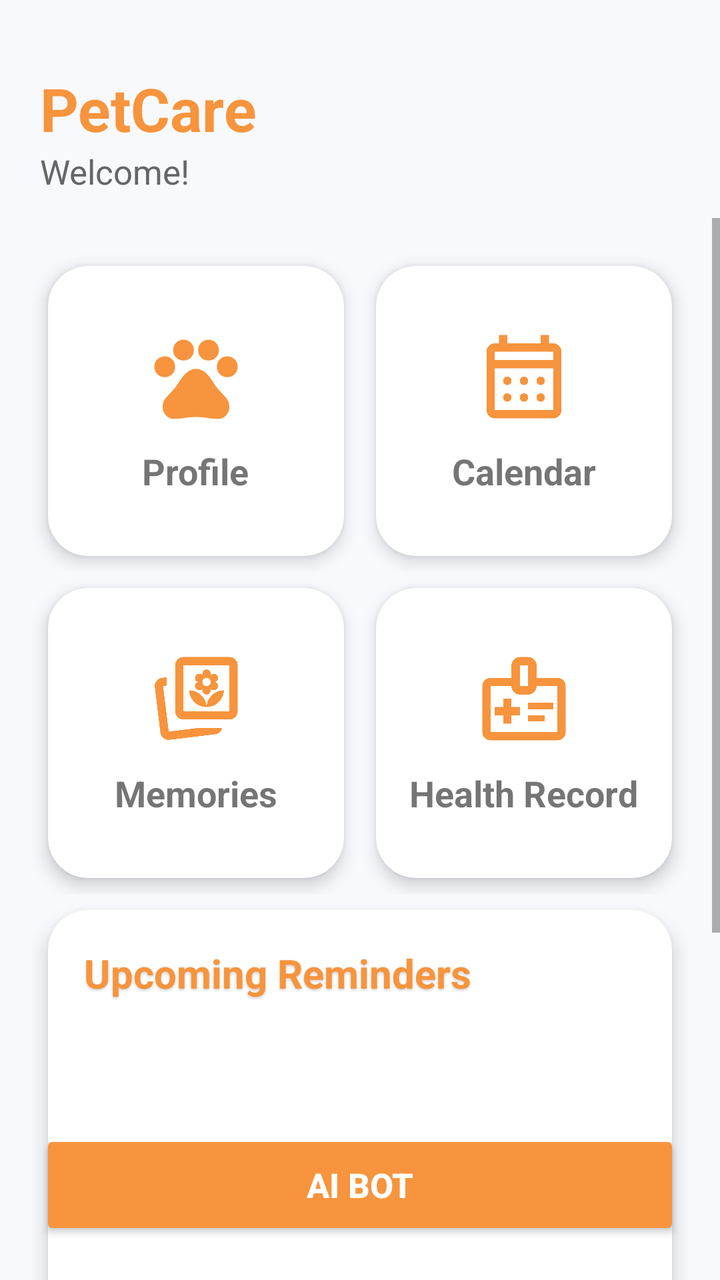
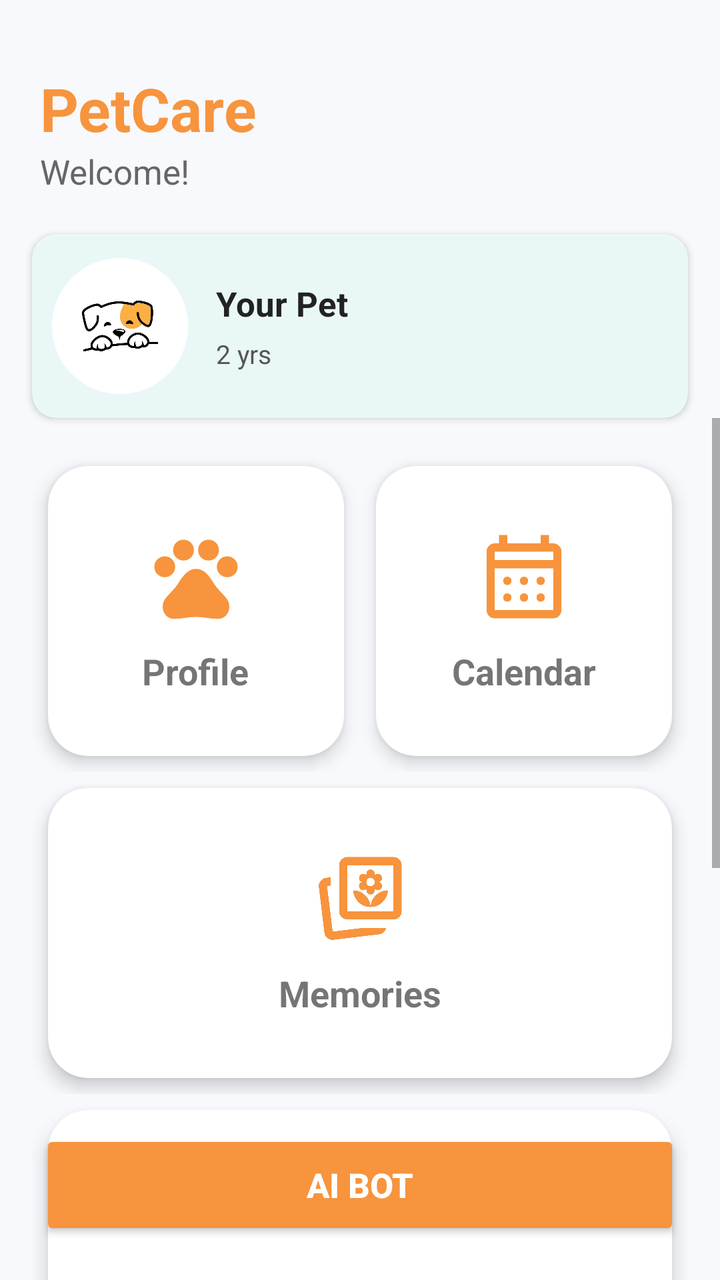

Before-and-after screenshots of an Android layout around one commit, followed by the original layout XML and the change that was made.
<!-- AndroidManifest.xml: application theme Theme.PETCARE -->
<!-- res/layout/home.xml -->
<?xml version="1.0" encoding="utf-8"?>


<androidx.constraintlayout.widget.ConstraintLayout
    xmlns:android="http://schemas.android.com/apk/res/android"
    xmlns:app="http://schemas.android.com/apk/res-auto"
    android:layout_width="match_parent"
    android:layout_height="match_parent"
    android:background="#F7F9FC">

    

    <LinearLayout
        android:id="@+id/header"
        android:layout_width="0dp"
        android:layout_height="wrap_content"
        android:layout_marginTop="22dp"
        android:paddingHorizontal="20dp"
        android:paddingVertical="12dp"
        android:gravity="center_vertical"
        android:orientation="horizontal"
        app:layout_constraintTop_toTopOf="parent"
        app:layout_constraintStart_toStartOf="parent"
        app:layout_constraintEnd_toEndOf="parent">

        <LinearLayout
            android:layout_width="0dp"
            android:layout_height="wrap_content"
            android:layout_weight="1"
            android:orientation="vertical">

            <TextView
                android:layout_width="wrap_content"
                android:layout_height="wrap_content"
                android:text="PetCare"
                android:textColor="#F7943D"
                android:textSize="30sp"
                android:textStyle="bold" />

            <TextView
                android:id="@+id/txtWelcome"
                android:layout_width="wrap_content"
                android:layout_height="wrap_content"
                android:text="Welcome!"
                android:textColor="#666666"
                android:textSize="17sp" />

        </LinearLayout>

    </LinearLayout>


    

    <ScrollView
        android:layout_width="0dp"
        android:layout_height="0dp"
        android:fillViewport="true"
        android:clipToPadding="false"
        android:paddingBottom="85dp"
        app:layout_constraintTop_toBottomOf="@id/header"
        app:layout_constraintBottom_toBottomOf="parent"
        app:layout_constraintStart_toStartOf="parent"
        app:layout_constraintEnd_toEndOf="parent">

        <LinearLayout
            android:layout_width="match_parent"
            android:layout_height="wrap_content"
            android:orientation="vertical"
            android:padding="16dp">


            

            <LinearLayout
                android:layout_width="match_parent"
                android:layout_height="wrap_content"
                android:orientation="horizontal">

                

                <androidx.cardview.widget.CardView
                    android:id="@+id/cardProfile"
                    android:layout_width="0dp"
                    android:layout_height="145dp"
                    android:layout_weight="1"
                    android:layout_margin="8dp"
                    app:cardCornerRadius="20dp"
                    app:cardElevation="5dp">

                    <LinearLayout
                        android:layout_width="match_parent"
                        android:layout_height="match_parent"
                        android:gravity="center"
                        android:orientation="vertical">

                        <ImageView
                            android:layout_width="50dp"
                            android:layout_height="50dp"
                            android:src="@drawable/ic_profile"
                            app:tint="@color/orange" />

                        <TextView
                            android:layout_width="wrap_content"
                            android:layout_height="wrap_content"
                            android:layout_marginTop="10dp"
                            android:text="Profile"
                            android:textSize="18sp"
                            android:textStyle="bold" />

                    </LinearLayout>

                </androidx.cardview.widget.CardView>


                

                <androidx.cardview.widget.CardView
                    android:id="@+id/cardCalendar"
                    android:layout_width="0dp"
                    android:layout_height="145dp"
                    android:layout_weight="1"
                    android:layout_margin="8dp"
                    app:cardCornerRadius="20dp"
                    app:cardElevation="5dp">

                    <LinearLayout
                        android:layout_width="match_parent"
                        android:layout_height="match_parent"
                        android:gravity="center"
                        android:orientation="vertical">

                        <ImageView
                            android:layout_width="50dp"
                            android:layout_height="50dp"
                            android:src="@drawable/ic_calendar"
                            app:tint="@color/orange" />

                        <TextView
                            android:layout_width="wrap_content"
                            android:layout_height="wrap_content"
                            android:layout_marginTop="10dp"
                            android:text="Calendar"
                            android:textSize="18sp"
                            android:textStyle="bold" />

                    </LinearLayout>

                </androidx.cardview.widget.CardView>

            </LinearLayout>


            

            <LinearLayout
                android:layout_width="match_parent"
                android:layout_height="wrap_content"
                android:orientation="horizontal">

                

                <androidx.cardview.widget.CardView
                    android:id="@+id/cardReminder"
                    android:layout_width="0dp"
                    android:layout_height="145dp"
                    android:layout_weight="1"
                    android:layout_margin="8dp"
                    app:cardCornerRadius="20dp"
                    app:cardElevation="5dp">

                    <LinearLayout
                        android:layout_width="match_parent"
                        android:layout_height="match_parent"
                        android:gravity="center"
                        android:orientation="vertical">

                        <ImageView
                            android:layout_width="50dp"
                            android:layout_height="50dp"
                            android:src="@drawable/ic_memories"
                            app:tint="@color/orange" />

                        <TextView
                            android:layout_width="wrap_content"
                            android:layout_height="wrap_content"
                            android:layout_marginTop="10dp"
                            android:text="Memories"
                            android:textSize="18sp"
                            android:textStyle="bold" />

                    </LinearLayout>

                </androidx.cardview.widget.CardView>


                

                <androidx.cardview.widget.CardView
                    android:id="@+id/cardHealth"
                    android:layout_width="0dp"
                    android:layout_height="145dp"
                    android:layout_weight="1"
                    android:layout_margin="8dp"
                    app:cardCornerRadius="20dp"
                    app:cardElevation="5dp">

                    <LinearLayout
                        android:layout_width="match_parent"
                        android:layout_height="match_parent"
                        android:gravity="center"
                        android:orientation="vertical">

                        <ImageView
                            android:layout_width="50dp"
                            android:layout_height="50dp"
                            android:src="@drawable/ic_healthreport"
                            app:tint="@color/orange" />

                        <TextView
                            android:layout_width="wrap_content"
                            android:layout_height="wrap_content"
                            android:layout_marginTop="10dp"
                            android:text="Health Record"
                            android:textSize="18sp"
                            android:textStyle="bold" />

                    </LinearLayout>

                </androidx.cardview.widget.CardView>

            </LinearLayout>


            

            <androidx.cardview.widget.CardView
                android:layout_width="match_parent"
                android:layout_height="wrap_content"
                android:layout_margin="8dp"
                app:cardCornerRadius="20dp"
                app:cardElevation="6dp">

                <LinearLayout
                    android:layout_width="match_parent"
                    android:layout_height="wrap_content"
                    android:orientation="vertical"
                    android:padding="18dp">

                    

                    <TextView
                        android:layout_width="wrap_content"
                        android:layout_height="wrap_content"
                        android:text="Upcoming Reminders"
                        android:textColor="#F7943D"
                        android:textSize="20sp"
                        android:textStyle="bold"
                        android:shadowColor="#33000000"
                        android:shadowDx="0"
                        android:shadowDy="2"
                        android:shadowRadius="3" />

                    

                    <ListView
                        android:id="@+id/homeReminderList"
                        android:layout_width="match_parent"
                        android:layout_height="220dp"
                        android:layout_marginTop="10dp"
                        android:divider="@android:color/transparent"
                        android:dividerHeight="8dp"
                        android:background="@android:color/transparent"
                        android:overScrollMode="never" />

                </LinearLayout>

            </androidx.cardview.widget.CardView>


        </LinearLayout>

    </ScrollView>


    

    <Button
        android:id="@+id/btnbot"
        android:layout_width="0dp"
        android:layout_height="55dp"
        android:layout_margin="20dp"
        android:backgroundTint="#F7943D"
        android:text="AI BOT"
        android:textAllCaps="false"
        android:textColor="#FFFFFF"
        android:textSize="17sp"
        android:textStyle="bold"
        android:elevation="8dp"
        app:layout_constraintBottom_toBottomOf="parent"
        app:layout_constraintStart_toStartOf="parent"
        app:layout_constraintEnd_toEndOf="parent" />

</androidx.constraintlayout.widget.ConstraintLayout>
<!-- resources referenced by this layout -->
<resources>
  <color name="orange">#F7943D</color>
  <!-- drawable ic_healthreport (drawable) -->
  <vector xmlns:android="http://schemas.android.com/apk/res/android"
      android:width="24dp"
      android:height="24dp"
      android:viewportWidth="960"
      android:viewportHeight="960">
    <path
        android:pathData="M280,720h80v-80h80v-80h-80v-80h-80v80h-80v80h80v80ZM520,580h240v-60L520,520v60ZM520,700h160v-60L520,640v60ZM160,880q-33,0 -56.5,-23.5T80,800v-440q0,-33 23.5,-56.5T160,280h200v-120q0,-33 23.5,-56.5T440,80h80q33,0 56.5,23.5T600,160v120h200q33,0 56.5,23.5T880,360v440q0,33 -23.5,56.5T800,880L160,880ZM160,800h640v-440L600,360q0,33 -23.5,56.5T520,440h-80q-33,0 -56.5,-23.5T360,360L160,360v440ZM440,360h80v-200h-80v200ZM480,580Z"
        android:fillColor="#e3e3e3"/>
  </vector>
  <!-- drawable ic_memories (drawable) -->
  <vector xmlns:android="http://schemas.android.com/apk/res/android"
      android:width="24dp"
      android:height="24dp"
      android:viewportWidth="960"
      android:viewportHeight="960">
    <path
        android:pathData="M508,760h224q-7,26 -24,42t-44,20L228,875q-33,5 -59.5,-15.5T138,806L85,369q-4,-33 16,-59t53,-30l46,-6v80l-36,5 54,437 290,-36ZM360,680q-33,0 -56.5,-23.5T280,600v-440q0,-33 23.5,-56.5T360,80h440q33,0 56.5,23.5T880,160v440q0,33 -23.5,56.5T800,680L360,680ZM360,600h440v-440L360,160v440ZM580,380ZM218,796ZM581,560q68,0 115.5,-47T749,400q-68,0 -116.5,47T581,560ZM581,560q-3,-66 -51.5,-113T413,400q5,66 52.5,113T581,560ZM581,440q17,0 28.5,-11.5T621,400v-10l10,4q15,6 30.5,3t23.5,-17q9,-15 6,-32t-20,-24l-10,-4 10,-4q17,-7 19.5,-24.5T685,260q-9,-15 -24,-17.5t-30,3.5l-10,4v-10q0,-17 -11.5,-28.5T581,200q-17,0 -28.5,11.5T541,240v10l-10,-4q-15,-6 -30,-3.5T477,260q-8,14 -5.5,31.5T491,316l10,4 -10,4q-17,7 -20,24t6,32q8,14 23.5,17t30.5,-3l10,-4v10q0,17 11.5,28.5T581,440ZM581,360q-17,0 -28.5,-11.5T541,320q0,-17 11.5,-28.5T581,280q17,0 28.5,11.5T621,320q0,17 -11.5,28.5T581,360Z"
        android:fillColor="#e3e3e3"/>
  </vector>
  <!-- drawable ic_profile (drawable) -->
  <vector xmlns:android="http://schemas.android.com/apk/res/android"
      android:width="24dp"
      android:height="24dp"
      android:viewportWidth="960"
      android:viewportHeight="960">
    <path
        android:pathData="M180,485q-42,0 -71,-29t-29,-71q0,-42 29,-71t71,-29q42,0 71,29t29,71q0,42 -29,71t-71,29ZM289,296q-29,-29 -29,-71t29,-71q29,-29 71,-29t71,29q29,29 29,71t-29,71q-29,29 -71,29t-71,-29ZM529,296q-29,-29 -29,-71t29,-71q29,-29 71,-29t71,29q29,29 29,71t-29,71q-29,29 -71,29t-71,-29ZM780,485q-42,0 -71,-29t-29,-71q0,-42 29,-71t71,-29q42,0 71,29t29,71q0,42 -29,71t-71,29ZM266,885q-45,0 -75.5,-34.5T160,769q0,-52 35.5,-91t70.5,-77q29,-31 50,-67.5t50,-68.5q22,-26 51,-43t63,-17q34,0 63,16t51,42q28,32 49.5,69t50.5,69q35,38 70.5,77t35.5,91q0,47 -30.5,81.5T694,885q-54,0 -107,-9t-107,-9q-54,0 -107,9t-107,9Z"
        android:fillColor="#e3e3e3"/>
  </vector>
  <style name="Theme.PETCARE" parent="Theme.AppCompat.Light.NoActionBar">
          
      </style>
  <!-- unchanged entries left out for length: 1 -->
</resources>

<!-- the commit's change to res/layout/home.xml (unified diff, before → after) -->
@@ -52,13 +52,84 @@
 
     
 
+    <androidx.cardview.widget.CardView
+        android:id="@+id/cardPetSummary"
+        android:layout_width="0dp"
+        android:layout_height="92dp"
+        android:layout_marginStart="16dp"
+        android:layout_marginEnd="16dp"
+        android:layout_marginTop="8dp"
+        app:cardBackgroundColor="#EAF7F7"
+        app:cardCornerRadius="12dp"
+        app:cardElevation="2dp"
+        app:layout_constraintTop_toBottomOf="@id/header"
+        app:layout_constraintStart_toStartOf="parent"
+        app:layout_constraintEnd_toEndOf="parent">
+
+        <LinearLayout
+            android:layout_width="match_parent"
+            android:layout_height="match_parent"
+            android:gravity="center_vertical"
+            android:orientation="horizontal"
+            android:padding="10dp">
+
+            
+
+            <ImageView
+                android:id="@+id/imgPetHome"
+                android:layout_width="68dp"
+                android:layout_height="68dp"
+                android:background="@drawable/circle_photo_border"
+                android:clipToOutline="true"
+                android:contentDescription="Pet Photo"
+                android:outlineProvider="background"
+                android:scaleType="centerCrop"
+                android:src="@drawable/pet_logo" />
+
+
+            
+
+            <LinearLayout
+                android:layout_width="0dp"
+                android:layout_height="wrap_content"
+                android:layout_weight="1"
+                android:layout_marginStart="14dp"
+                android:orientation="vertical">
+
+                <TextView
+                    android:id="@+id/txtPetNameHome"
+                    android:layout_width="wrap_content"
+                    android:layout_height="wrap_content"
+                    android:text="Your Pet"
+                    android:textColor="#222222"
+                    android:textSize="17sp"
+                    android:textStyle="bold" />
+
+                <TextView
+                    android:id="@+id/txtPetAgeHome"
+                    android:layout_width="wrap_content"
+                    android:layout_height="wrap_content"
+                    android:layout_marginTop="5dp"
+                    android:text="2 yrs"
+                    android:textColor="#555555"
+                    android:textSize="13sp" />
+
+            </LinearLayout>
+
+        </LinearLayout>
+
+    </androidx.cardview.widget.CardView>
+
+
+    
+
     <ScrollView
         android:layout_width="0dp"
         android:layout_height="0dp"
         android:fillViewport="true"
         android:clipToPadding="false"
         android:paddingBottom="85dp"
-        app:layout_constraintTop_toBottomOf="@id/header"
+        app:layout_constraintTop_toBottomOf="@id/cardPetSummary"
         app:layout_constraintBottom_toBottomOf="parent"
         app:layout_constraintStart_toStartOf="parent"
         app:layout_constraintEnd_toEndOf="parent">
@@ -193,42 +264,6 @@
 
                 </androidx.cardview.widget.CardView>
 
-
-                
-
-                <androidx.cardview.widget.CardView
-                    android:id="@+id/cardHealth"
-                    android:layout_width="0dp"
-                    android:layout_height="145dp"
-                    android:layout_weight="1"
-                    android:layout_margin="8dp"
-                    app:cardCornerRadius="20dp"
-                    app:cardElevation="5dp">
-
-                    <LinearLayout
-                        android:layout_width="match_parent"
-                        android:layout_height="match_parent"
-                        android:gravity="center"
-                        android:orientation="vertical">
-
-                        <ImageView
-                            android:layout_width="50dp"
-                            android:layout_height="50dp"
-                            android:src="@drawable/ic_healthreport"
-                            app:tint="@color/orange" />
-
-                        <TextView
-                            android:layout_width="wrap_content"
-                            android:layout_height="wrap_content"
-                            android:layout_marginTop="10dp"
-                            android:text="Health Record"
-                            android:textSize="18sp"
-                            android:textStyle="bold" />
-
-                    </LinearLayout>
-
-                </androidx.cardview.widget.CardView>
-
             </LinearLayout>
 
 
@@ -246,8 +281,6 @@
                     android:layout_height="wrap_content"
                     android:orientation="vertical"
                     android:padding="18dp">
-
-                    
 
                     <TextView
                         android:layout_width="wrap_content"
@@ -261,22 +294,19 @@
                         android:shadowDy="2"
                         android:shadowRadius="3" />
 
-                    
-
                     <ListView
                         android:id="@+id/homeReminderList"
                         android:layout_width="match_parent"
                         android:layout_height="220dp"
                         android:layout_marginTop="10dp"
+                        android:background="@android:color/transparent"
                         android:divider="@android:color/transparent"
                         android:dividerHeight="8dp"
-                        android:background="@android:color/transparent"
                         android:overScrollMode="never" />
 
                 </LinearLayout>
 
             </androidx.cardview.widget.CardView>
-
 
         </LinearLayout>
 
@@ -291,12 +321,12 @@
         android:layout_height="55dp"
         android:layout_margin="20dp"
         android:backgroundTint="#F7943D"
+        android:elevation="8dp"
         android:text="AI BOT"
         android:textAllCaps="false"
         android:textColor="#FFFFFF"
         android:textSize="17sp"
         android:textStyle="bold"
-        android:elevation="8dp"
         app:layout_constraintBottom_toBottomOf="parent"
         app:layout_constraintStart_toStartOf="parent"
         app:layout_constraintEnd_toEndOf="parent" />
<!-- resource entries referenced after the edit -->
@@ -1,16 +1,18 @@
 <!-- resources referenced by this layout -->
 <resources>
   <color name="orange">#F7943D</color>
-  <!-- drawable ic_healthreport (drawable) -->
-  <vector xmlns:android="http://schemas.android.com/apk/res/android"
-      android:width="24dp"
-      android:height="24dp"
-      android:viewportWidth="960"
-      android:viewportHeight="960">
-    <path
-        android:pathData="M280,720h80v-80h80v-80h-80v-80h-80v80h-80v80h80v80ZM520,580h240v-60L520,520v60ZM520,700h160v-60L520,640v60ZM160,880q-33,0 -56.5,-23.5T80,800v-440q0,-33 23.5,-56.5T160,280h200v-120q0,-33 23.5,-56.5T440,80h80q33,0 56.5,23.5T600,160v120h200q33,0 56.5,23.5T880,360v440q0,33 -23.5,56.5T800,880L160,880ZM160,800h640v-440L600,360q0,33 -23.5,56.5T520,440h-80q-33,0 -56.5,-23.5T360,360L160,360v440ZM440,360h80v-200h-80v200ZM480,580Z"
-        android:fillColor="#e3e3e3"/>
-  </vector>
+  <!-- drawable circle_photo_border (drawable) -->
+  <?xml version="1.0" encoding="utf-8"?>
+  <shape xmlns:android="http://schemas.android.com/apk/res/android"
+      android:shape="oval">
+  
+      <solid android:color="#FFFFFF" />
+  
+      <stroke
+          android:width="3dp"
+          android:color="#FFFFFF" />
+  
+  </shape>
   <!-- drawable ic_memories (drawable) -->
   <vector xmlns:android="http://schemas.android.com/apk/res/android"
       android:width="24dp"
@@ -31,6 +33,7 @@
         android:pathData="M180,485q-42,0 -71,-29t-29,-71q0,-42 29,-71t71,-29q42,0 71,29t29,71q0,42 -29,71t-71,29ZM289,296q-29,-29 -29,-71t29,-71q29,-29 71,-29t71,29q29,29 29,71t-29,71q-29,29 -71,29t-71,-29ZM529,296q-29,-29 -29,-71t29,-71q29,-29 71,-29t71,29q29,29 29,71t-29,71q-29,29 -71,29t-71,-29ZM780,485q-42,0 -71,-29t-29,-71q0,-42 29,-71t71,-29q42,0 71,29t29,71q0,42 -29,71t-71,29ZM266,885q-45,0 -75.5,-34.5T160,769q0,-52 35.5,-91t70.5,-77q29,-31 50,-67.5t50,-68.5q22,-26 51,-43t63,-17q34,0 63,16t51,42q28,32 49.5,69t50.5,69q35,38 70.5,77t35.5,91q0,47 -30.5,81.5T694,885q-54,0 -107,-9t-107,-9q-54,0 -107,9t-107,9Z"
         android:fillColor="#e3e3e3"/>
   </vector>
+  <!-- drawable pet_logo: png bitmap (drawable, 122432 bytes) -->
   <style name="Theme.PETCARE" parent="Theme.AppCompat.Light.NoActionBar">
           
       </style>
